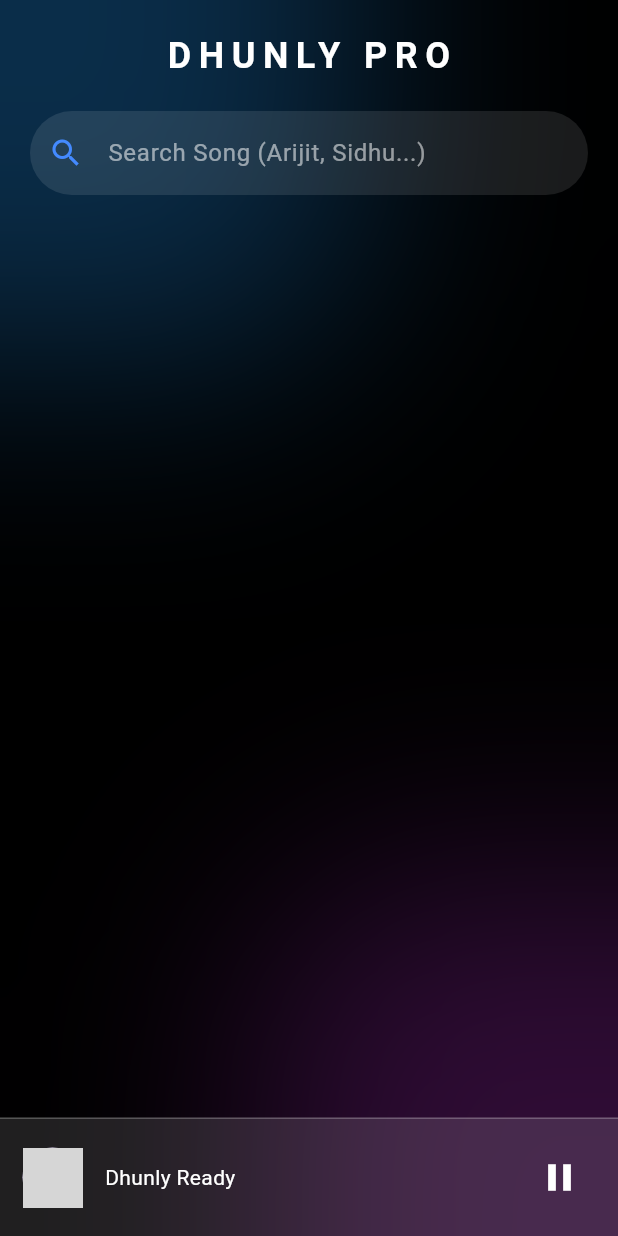
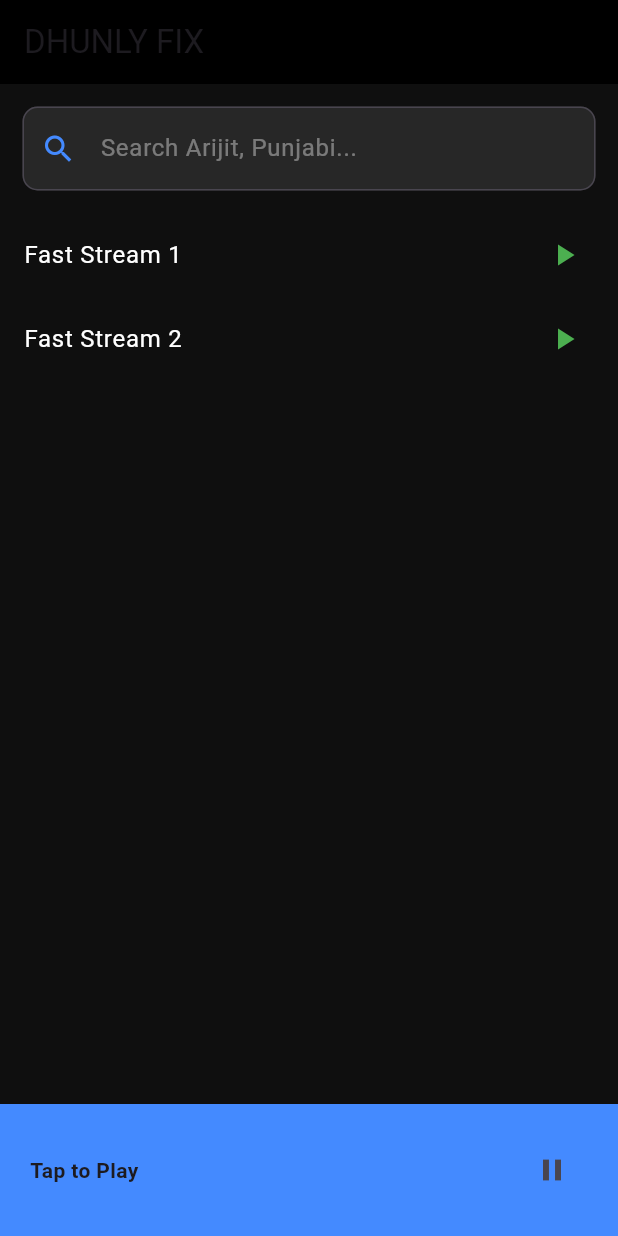
Before and after one commit to abhisuthar801-sys/dhunly_app, a Flutter app: the screen it shows after launch, after a tap on the "play arrow" icon, on a phone screen of 412 x 824 dp. Run offline on Flutter 3.47's test engine with Material 3 defaults, Android fonts, the phone set to English and light mode, and no system bars; our stand-ins replace audioplayers; grey boxes are pictures that could not be loaded.

Commit message:
Update main.dart

```diff
--- a/lib/main.dart
+++ b/lib/main.dart
@@ -1,36 +1,33 @@
 import 'package:flutter/material.dart';
-import 'dart:ui';
 import 'package:http/http.dart' as http;
 import 'dart:convert';
 import 'package:audioplayers/audioplayers.dart';
 
-void main() {
-  runApp(const MaterialApp(
-    debugShowCheckedModeBanner: false,
-    home: DhunlyApp()
-  ));
+void main() => runApp(const MaterialApp(debugShowCheckedModeBanner: false, home: DhunlyFinalFix()));
+
+class DhunlyFinalFix extends StatefulWidget {
+  const DhunlyFinalFix({super.key});
+  @override
+  State<DhunlyFinalFix> createState() => _DhunlyFinalFixState();
 }
 
-class DhunlyApp extends StatefulWidget {
-  const DhunlyApp({super.key});
-  @override
-  State<DhunlyApp> createState() => _DhunlyAppState();
-}
-
-class _DhunlyAppState extends State<DhunlyApp> {
+class _DhunlyFinalFixState extends State<DhunlyFinalFix> {
   final AudioPlayer player = AudioPlayer();
   List songs = [];
   bool isLoading = false;
   bool isPlaying = false;
+  String currentSong = "Tap to Play";
 
-  String currentSong = "Dhunly Ready";
-  String currentImg = "https://cdn-icons-png.flaticon.com/512/3844/3844724.png";
+  // Emergency Playlist (Taaki empty na dikhe)
+  List defaultSongs = [
+    {"name": "Fast Stream 1", "artist": "Dhunly Cloud", "url": "https://www.soundhelix.com/examples/mp3/SoundHelix-Song-1.mp3"},
+    {"name": "Fast Stream 2", "artist": "Dhunly Cloud", "url": "https://www.soundhelix.com/examples/mp3/SoundHelix-Song-2.mp3"},
+  ];
 
-  // 1. Search Function (Saaavn API)
   Future<void> search(String query) async {
     setState(() => isLoading = true);
     try {
-      final res = await http.get(Uri.parse("https://saavn.dev/api/search/songs?query=$query"));
+      final res = await http.get(Uri.parse("https://saavn.dev/api/search/songs?query=$query")).timeout(const Duration(seconds: 10));
       if (res.statusCode == 200) {
         setState(() {
           songs = json.decode(res.body)['data']['results'];
@@ -39,16 +36,15 @@ class _DhunlyAppState extends State<DhunlyApp> {
       }
     } catch (e) {
       setState(() => isLoading = false);
+      ScaffoldMessenger.of(context).showSnackBar(SnackBar(content: Text("Error: $e")));
     }
   }
 
-  // 2. Play Function
-  void play(String url, String name, String img) async {
+  void play(String url, String name) async {
     await player.stop();
     await player.play(UrlSource(url));
     setState(() {
       currentSong = name;
-      currentImg = img;
       isPlaying = true;
     });
   }
@@ -56,83 +52,63 @@ class _DhunlyAppState extends State<DhunlyApp> {
   @override
   Widget build(BuildContext context) {
     return Scaffold(
-      backgroundColor: Colors.black,
-      body: Stack(
+      backgroundColor: const Color(0xFF0F0F0F),
+      appBar: AppBar(title: const Text("DHUNLY FIX"), backgroundColor: Colors.black),
+      body: Column(
         children: [
-          // Background Aesthetic (Glass Look)
-          Positioned(top: -50, left: -50, child: _orb(Colors.blue)),
-          Positioned(bottom: -50, right: -50, child: _orb(Colors.purple)),
-          BackdropFilter(filter: ImageFilter.blur(sigmaX: 80, sigmaY: 80), child: Container(color: Colors.transparent)),
-
-          SafeArea(
-            child: Column(
-              children: [
-                const SizedBox(height: 20),
-                const Text("DHUNLY PRO", style: TextStyle(color: Colors.white, fontSize: 24, fontWeight: FontWeight.bold, letterSpacing: 5)),
-
-                // --- FEATURE: SEARCH BAR ---
           Padding(
-                  padding: const EdgeInsets.all(20),
+            padding: const EdgeInsets.all(15),
             child: TextField(
               onSubmitted: (v) => search(v),
               style: const TextStyle(color: Colors.white),
               decoration: InputDecoration(
+                hintText: "Search Arijit, Punjabi...",
+                hintStyle: const TextStyle(color: Colors.white38),
                 filled: true,
                 fillColor: Colors.white10,
-                      hintText: "Search Song (Arijit, Sidhu...)",
-                      hintStyle: const TextStyle(color: Colors.white54),
                 prefixIcon: const Icon(Icons.search, color: Colors.blueAccent),
-                      border: OutlineInputBorder(borderRadius: BorderRadius.circular(30), borderSide: BorderSide.none),
+                border: OutlineInputBorder(borderRadius: BorderRadius.circular(10)),
               ),
             ),
           ),
-
           if (isLoading) const LinearProgressIndicator(),
-
-                // --- FEATURE: SONG LIST ---
           Expanded(
             child: ListView.builder(
-                    itemCount: songs.length,
+              itemCount: songs.isEmpty ? defaultSongs.length : songs.length,
               itemBuilder: (context, index) {
+                if (songs.isEmpty) {
+                  var s = defaultSongs[index];
+                  return ListTile(
+                    title: Text(s['name'], style: const TextStyle(color: Colors.white)),
+                    trailing: const Icon(Icons.play_arrow, color: Colors.green),
+                    onTap: () => play(s['url'], s['name']),
+                  );
+                }
                 var s = songs[index];
                 return ListTile(
-                        leading: Image.network(s['image'].last['url']),
+                  leading: Image.network(s['image'][0]['url']),
                   title: Text(s['name'], style: const TextStyle(color: Colors.white)),
-                        subtitle: Text(s['artists']['primary'][0]['name'], style: const TextStyle(color: Colors.white54)),
-                        onTap: () => play(s['downloadUrl'].last['url'], s['name'], s['image'].last['url']),
+                  onTap: () => play(s['downloadUrl'].last['url'], s['name']),
                 );
               },
             ),
           ),
-
-                // --- FEATURE: GLASS MINI PLAYER ---
-                _miniPlayer(),
-              ],
-            ),
-          ),
-        ],
-      ),
-    );
-  }
-
-  Widget _orb(Color c) => Container(width: 300, height: 300, decoration: BoxDecoration(shape: BoxShape.circle, color: c.withOpacity(0.3)));
-
-  Widget _miniPlayer() {
-    return Container(
-      padding: const EdgeInsets.all(15),
-      decoration: BoxDecoration(color: Colors.white12, border: Border(top: BorderSide(color: Colors.white24))),
+          Container(
+            color: Colors.blueAccent,
+            padding: const EdgeInsets.all(20),
             child: Row(
               children: [
-          CircleAvatar(backgroundImage: NetworkImage(currentImg)),
-          const SizedBox(width: 15),
-          Expanded(child: Text(currentSong, style: const TextStyle(color: Colors.white))),
+                Expanded(child: Text(currentSong, style: const TextStyle(fontWeight: FontWeight.bold))),
                 IconButton(
-            icon: Icon(isPlaying ? Icons.pause : Icons.play_arrow, color: Colors.white, size: 30),
+                  icon: Icon(isPlaying ? Icons.pause : Icons.play_arrow),
                   onPressed: () {
                     if (isPlaying) player.pause(); else player.resume();
                     setState(() => isPlaying = !isPlaying);
                   },
+                )
+              ],
             ),
+          )
         ],
       ),
     );
```
Lines whose indentation alone changed are shown as unchanged.
